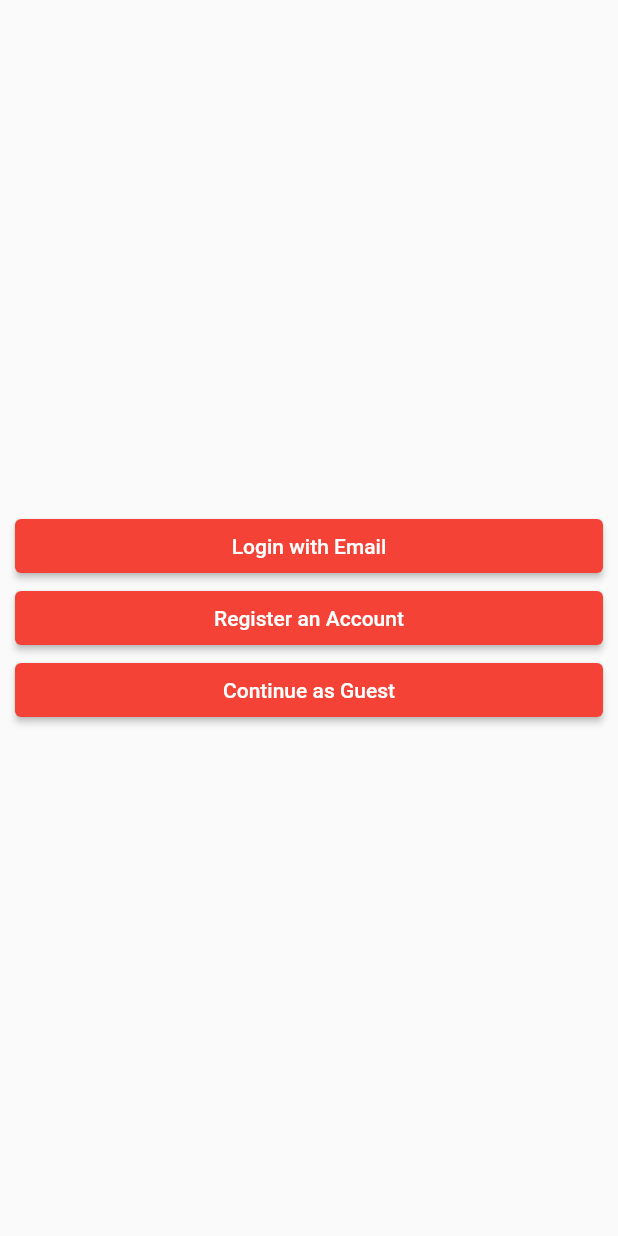
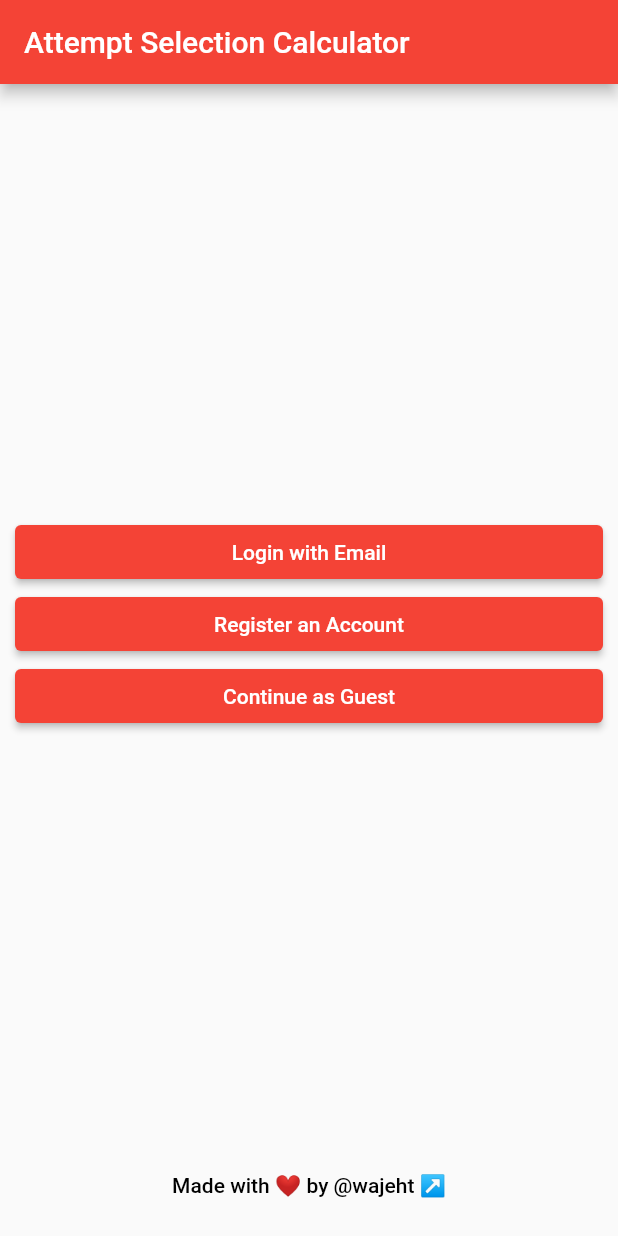
Before and after one commit to wajeht/powerlifting-attempt-selection-calculator-flutter, a Flutter app: the screen it shows after launch, on a phone screen of 412 x 824 dp. Run offline on Flutter 3.47's test engine with Material 2 defaults, Android fonts, the phone set to English and light mode, and no system bars; our stand-ins replace go_router.

Commit message:
feat: added made by footer link

```diff
--- a/lib/screens/welcome_screen.dart
+++ b/lib/screens/welcome_screen.dart
@@ -1,5 +1,6 @@
 import 'package:flutter/material.dart';
 import 'package:go_router/go_router.dart';
+import 'package:url_launcher/url_launcher.dart';
 
 class WelcomeScreen extends StatefulWidget {
   const WelcomeScreen({super.key});
@@ -12,11 +13,15 @@ class _WelcomeScreenState extends State<WelcomeScreen> {
   @override
   Widget build(BuildContext context) {
     return Scaffold(
+      appBar: AppBar(title: const Text('Attempt Selection Calculator')),
       body: Padding(
-        padding: const EdgeInsets.only(left: 10, right: 10),
+        padding: const EdgeInsets.all(10),
         child: Column(
-          mainAxisAlignment: MainAxisAlignment.center,
+          mainAxisAlignment: MainAxisAlignment.spaceBetween,
           children: <Widget>[
+            Container(),
+            Container(
+              child: Column(children: [
                 SizedBox(
                   width: double.infinity,
                   child: ElevatedButton(
@@ -38,6 +43,25 @@ class _WelcomeScreenState extends State<WelcomeScreen> {
                     child: const Text('Continue as Guest'),
                   ),
                 )
+              ]),
+            ),
+            SizedBox(
+              width: double.infinity,
+              child: TextButton(
+                style: TextButton.styleFrom(
+                  foregroundColor: Colors.black,
+                ),
+                onPressed: () async {
+                  final Uri url = Uri.parse('https://www.github.com/wajeht');
+                  if (!await launchUrl(url)) {
+                    throw 'Could not launch $url';
+                  }
+                },
+                child: const Text(
+                  'Made with ❤️ by @wajeht ↗',
+                ),
+              ),
+            )
           ],
         ),
       ),
--- a/pubspec.yaml
+++ b/pubspec.yaml
@@ -37,6 +37,7 @@ dependencies:
   # Use with the CupertinoIcons class for iOS style icons.
   cupertino_icons: ^1.0.2
   go_router: ^5.2.4
+  url_launcher: ^6.1.7
 
 dev_dependencies:
   flutter_test:
```
Also changed, not shown: pubspec.lock, 14 other files. Lines whose indentation alone changed are shown as unchanged.
